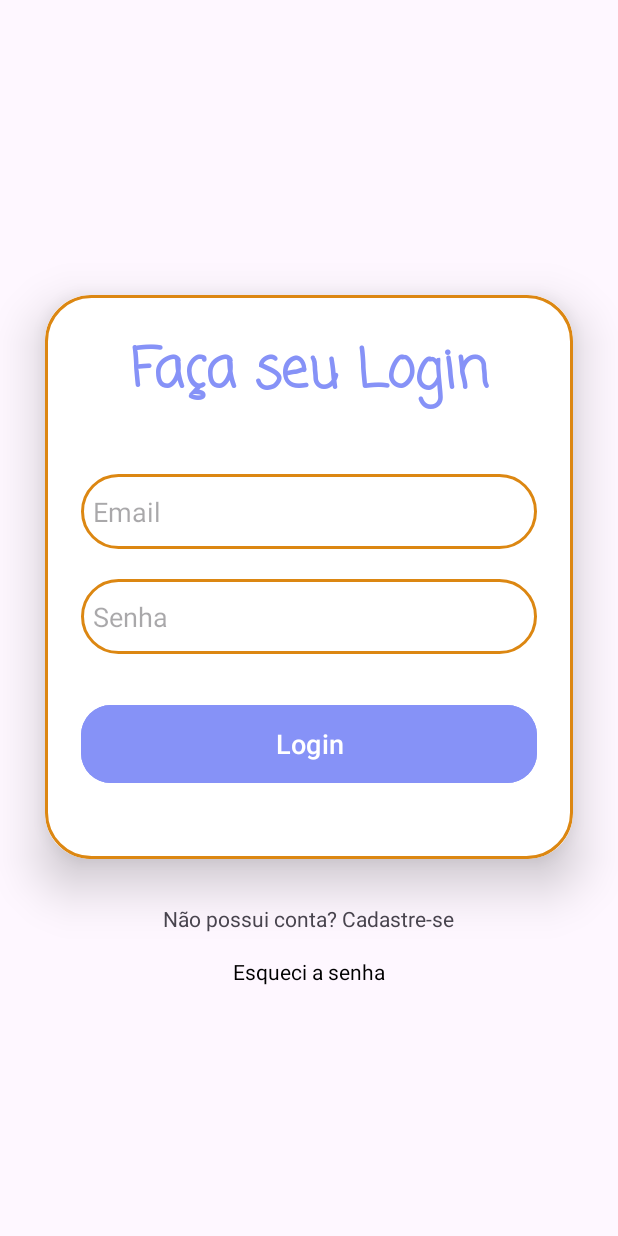
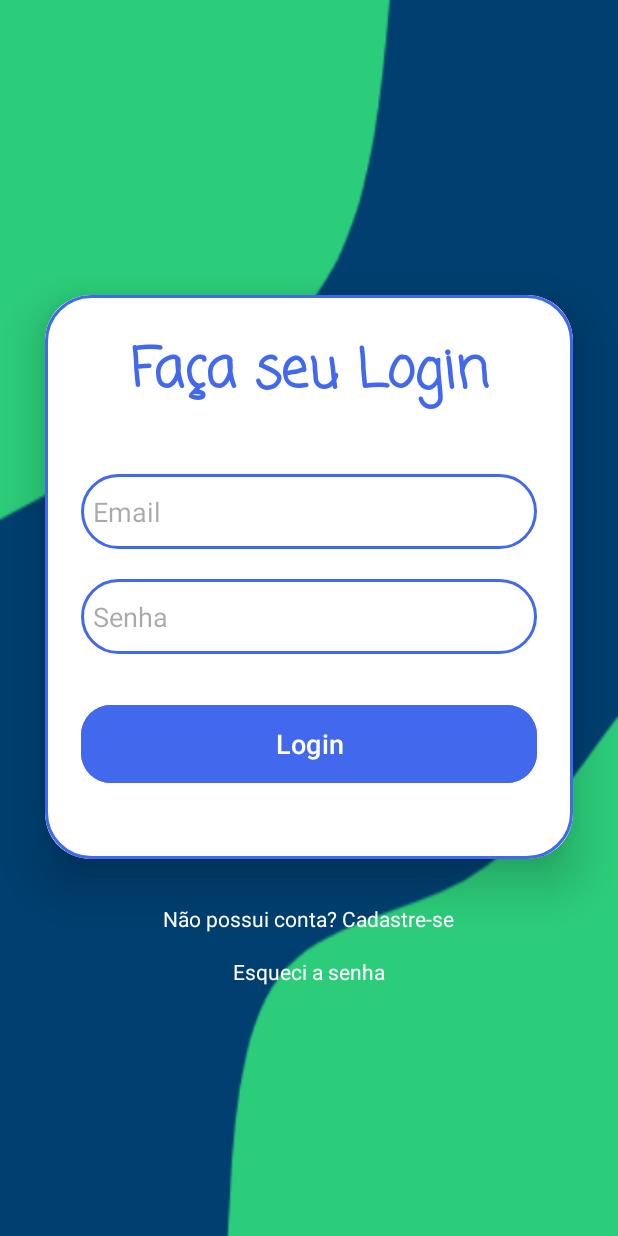
Before and after one commit to VitorMarvulle/GestaoEstacionamento, an Android app: the screen it shows after launch (MainActivity), on a phone screen of 412 x 824 dp. Run offline under Robolectric (Android 15) with nearby library versions, the phone set to English and light mode, and no system bars; our stand-ins replace Firebase (no records; nobody signed in at launch, a user with empty details on screens opened directly).

Commit message:
background add

```diff
--- a/app/src/main/res/layout/activity_cadastro.xml
+++ b/app/src/main/res/layout/activity_cadastro.xml
@@ -7,6 +7,7 @@
     android:layout_height="match_parent"
     android:orientation="vertical"
     android:gravity="center"
+    android:background="@drawable/bg2"
     tools:context=".MainActivity">
 
     <androidx.cardview.widget.CardView
--- a/app/src/main/res/layout/activity_login_administrador.xml
+++ b/app/src/main/res/layout/activity_login_administrador.xml
@@ -3,6 +3,7 @@
     android:layout_width="match_parent"
     android:layout_height="match_parent"
     android:orientation="vertical"
+    android:background="@drawable/bg2"
     android:padding="16dp">
 
     <TextView
--- a/app/src/main/res/layout/activity_login_motorista.xml
+++ b/app/src/main/res/layout/activity_login_motorista.xml
@@ -7,6 +7,7 @@
     android:layout_height="match_parent"
     android:orientation="vertical"
     android:gravity="center"
+    android:background="@drawable/bg2"
     tools:context=".MainActivity">
 
     <androidx.cardview.widget.CardView
--- a/app/src/main/res/layout/activity_main.xml
+++ b/app/src/main/res/layout/activity_main.xml
@@ -6,6 +6,7 @@
     android:layout_width="match_parent"
     android:layout_height="match_parent"
     android:orientation="vertical"
+    android:background="@drawable/bg2"
     android:gravity="center"
     tools:context=".MainActivity">
 
@@ -31,7 +32,7 @@
                 android:fontFamily="casual"
                 android:text="Faça seu Login"
                 android:textAlignment="center"
-                android:textColor="@color/purple"
+                android:textColor="@color/titulo"
                 android:textSize="36sp"
                 android:textStyle="bold" />
 
@@ -63,7 +64,7 @@
                 android:layout_width="match_parent"
                 android:layout_height="60dp"
                 android:layout_marginTop="30dp"
-                android:backgroundTint="@color/purple"
+                android:backgroundTint="@color/titulo"
                 android:text="Login"
                 android:textSize="18sp"
                 app:cornerRadius="20dp" />
@@ -71,11 +72,13 @@
         </LinearLayout>
     </androidx.cardview.widget.CardView>
 
+
     <TextView
         android:id="@+id/txt_cadastro"
         android:layout_width="wrap_content"
         android:layout_height="wrap_content"
-        android:text="Não possui conta? Cadastre-se" />
+        android:text="Não possui conta? Cadastre-se"
+        android:textColor="@android:color/white" />
 
 
     <TextView
@@ -84,7 +87,7 @@
         android:layout_height="wrap_content"
         android:text="Esqueci a senha"
         android:layout_marginTop="16dp"
-        android:backgroundTint="@color/purple"
-        android:textColor="@android:color/black" />
+        android:backgroundTint="@color/titulo"
+        android:textColor="@android:color/white" />
 
 </LinearLayout>
--- a/app/src/main/res/layout/activity_motorista_card.xml
+++ b/app/src/main/res/layout/activity_motorista_card.xml
@@ -7,7 +7,8 @@
     android:layout_margin="16dp"
     app:cardCornerRadius="40dp"
     app:cardElevation="8dp"
-    app:cardUseCompatPadding="true">
+    app:cardUseCompatPadding="true"
+    app:cardBackgroundColor="@color/card_bg"> <!-- Cor de fundo do CardView -->
 
     <LinearLayout
         android:layout_width="match_parent"
--- a/app/src/main/res/layout/item_consulta.xml
+++ b/app/src/main/res/layout/item_consulta.xml
@@ -7,6 +7,7 @@
     android:layout_margin="16dp"
     app:cardCornerRadius="40dp"
     app:cardElevation="8dp"
+    android:background="@drawable/bg2"
     app:cardUseCompatPadding="true">
 
     <LinearLayout
--- a/app/src/main/res/values/colors.xml
+++ b/app/src/main/res/values/colors.xml
@@ -2,9 +2,11 @@
 <resources>
     <color name="black">#FF000000</color>
     <color name="white">#FFFFFFFF</color>
-    <color name="titulo">#DC8712</color>
+    <color name="titulo">#4269ED</color>
     <color name="purple">#8692f7</color>
     <color name="pressed_color">#5A6EEF</color>
     <color name="pressed_border_color">#0919A2</color>
+    <color name="card_bg">#BEC8FA</color>
+
 
 </resources>
```
Also changed, not shown: app/src/main/res/drawable/bg2.png (added).
